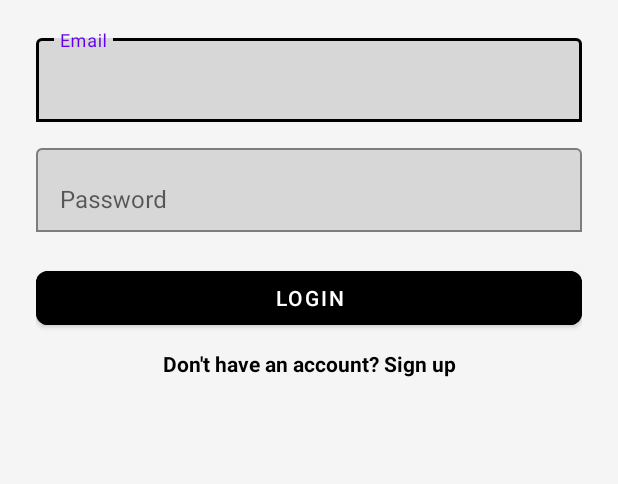
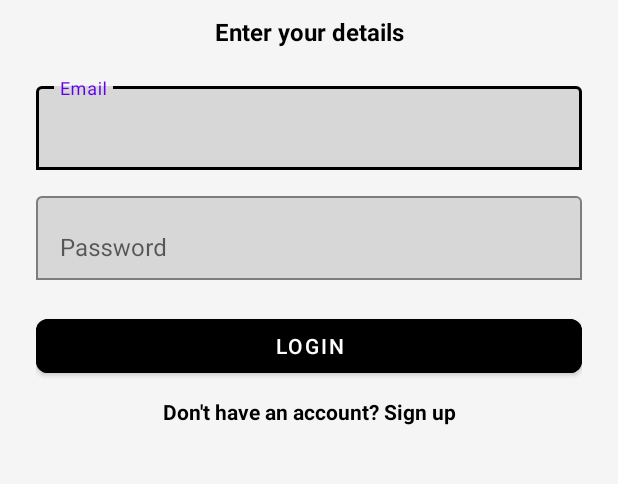
Before and after one commit to AmitOfeck/iBookProject, an Android app built with Jetpack Compose: the screen it shows after launch (MainActivity), on a phone screen of 412 x 824 dp, the part 330-814 px from its top. Run offline under Robolectric (Android 15) with nearby library versions, the phone set to English and light mode, and no system bars; our stand-ins replace data binding, navigation-ui.

Commit message:
login style changes

```diff
--- a/app/src/main/res/layout/fragment_login.xml
+++ b/app/src/main/res/layout/fragment_login.xml
@@ -24,6 +24,20 @@
             app:layout_constraintEnd_toEndOf="parent"
             android:layout_marginTop="40dp"/>
 
+        <!-- Enter your details Text -->
+        <TextView
+            android:id="@+id/enterDetailsText"
+            android:layout_width="wrap_content"
+            android:layout_height="wrap_content"
+            android:text="Enter your details"
+            android:textSize="16sp"
+            android:textColor="@color/black"
+            android:textStyle="bold"
+            app:layout_constraintTop_toBottomOf="@id/logoImage"
+            app:layout_constraintStart_toStartOf="parent"
+            app:layout_constraintEnd_toEndOf="parent"
+            android:layout_marginTop="10dp"/>
+
         <!-- Email Input -->
         <com.google.android.material.textfield.TextInputLayout
             android:id="@+id/emailInputLayout"
@@ -31,7 +45,7 @@
             android:layout_height="wrap_content"
             app:boxStrokeColor="@color/black"
             app:boxBackgroundMode="outline"
-            app:layout_constraintTop_toBottomOf="@id/logoImage"
+            app:layout_constraintTop_toBottomOf="@id/enterDetailsText"
             app:layout_constraintStart_toStartOf="parent"
             app:layout_constraintEnd_toEndOf="parent"
             android:layout_marginTop="20dp">
```
